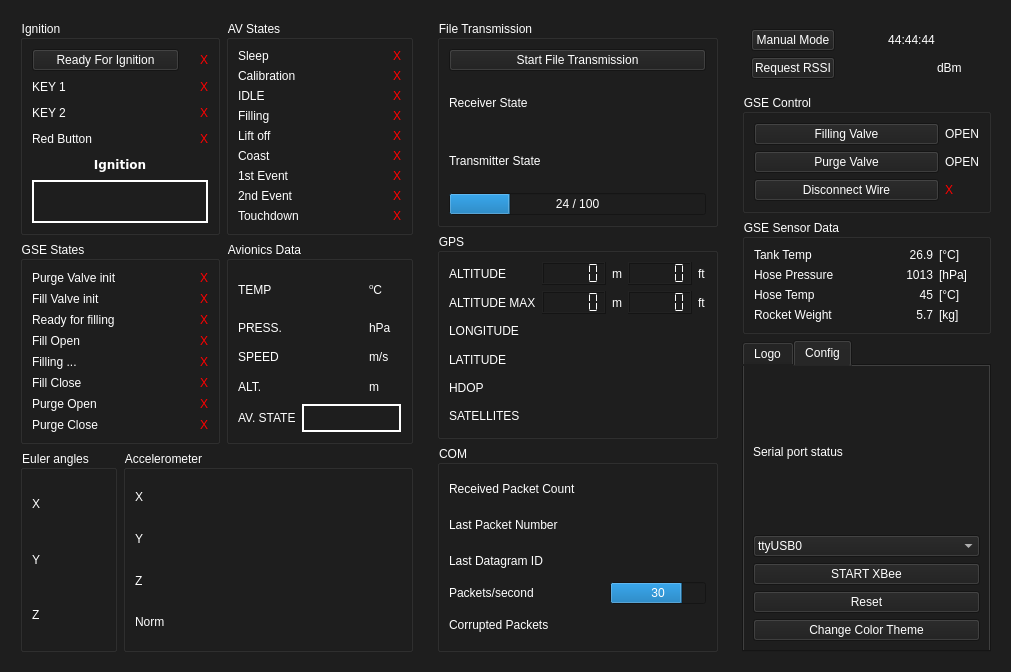
MorgesHAB/ERT2020GS, file UI/ui_file/WasserfallenGUI.ui: the form before one commit.
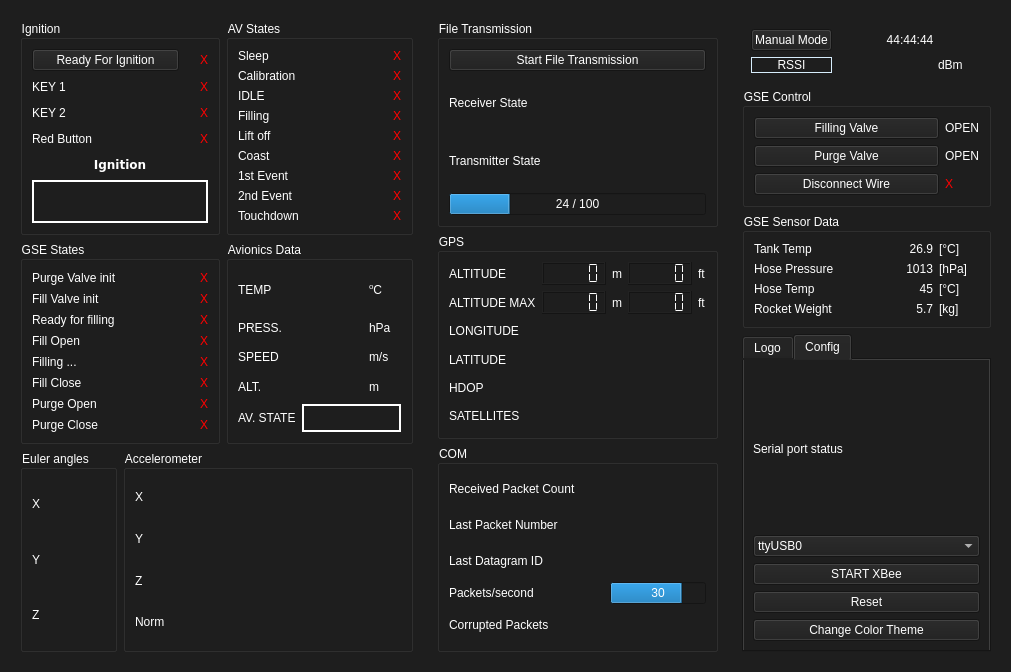
The form after the commit. Icons and pictures are not drawn.

Commit message: RSSI button

Patch:
```diff
--- a/UI/ui_file/WasserfallenGUI.ui
+++ b/UI/ui_file/WasserfallenGUI.ui
@@ -1579,10 +1579,20 @@
       <item>
        <widget class="QWidget" name="upper_widget" native="true">
         <layout class="QGridLayout" name="gridLayout_5">
-         <item row="1" column="3">
-          <widget class="QLabel" name="dbm_label">
+         <item row="0" column="0">
+          <widget class="QPushButton" name="manual_mode_button">
            <property name="text">
-            <string>dBm</string>
+            <string>Manual Mode</string>
+           </property>
+          </widget>
+         </item>
+         <item row="2" column="1" colspan="2">
+          <widget class="QLabel" name="rssi_value_panel">
+           <property name="text">
+            <string/>
+           </property>
+           <property name="alignment">
+            <set>Qt::AlignRight|Qt::AlignTrailing|Qt::AlignVCenter</set>
            </property>
           </widget>
          </item>
@@ -1611,27 +1621,40 @@
            </property>
           </widget>
          </item>
-         <item row="0" column="0">
-          <widget class="QPushButton" name="manual_mode_button">
-           <property name="text">
-            <string>Manual Mode</string>
-           </property>
-          </widget>
-         </item>
-         <item row="1" column="0">
+         <item row="2" column="0">
           <widget class="QPushButton" name="request_rssi">
+           <property name="toolTip">
+            <string>&lt;html&gt;&lt;head/&gt;&lt;body&gt;&lt;p&gt;Get RSSI&lt;/p&gt;&lt;/body&gt;&lt;/html&gt;</string>
+           </property>
+           <property name="styleSheet">
+            <string notr="true">QPushButton{
+qproperty-icon: url(:/assets/rssi.png);
+qproperty-iconSize: 25px;
+font: 14pt &quot;MS Shell Dlg 2&quot;;
+border: 1px solid;
+border-color: rgb(215, 237, 252);
+border-radius: 10px;
+}
+QPushButton:hover {
+background-color: rgb(35, 35, 35); 
+border: 2px solid;
+border-color: rgb(215, 237, 252);
+}
+QPushButton:pressed {
+border: 3px solid;
+border-color: rgb(92, 242, 135);
+}
+</string>
+           </property>
            <property name="text">
-            <string>Request RSSI</string>
+            <string>RSSI</string>
            </property>
           </widget>
          </item>
-         <item row="1" column="1" colspan="2">
-          <widget class="QLabel" name="rssi_value_panel">
+         <item row="2" column="3">
+          <widget class="QLabel" name="dbm_label">
            <property name="text">
-            <string/>
-           </property>
-           <property name="alignment">
-            <set>Qt::AlignRight|Qt::AlignTrailing|Qt::AlignVCenter</set>
+            <string>dBm</string>
            </property>
           </widget>
          </item>
```
Left out of the diff: 34 changed lines with no effect on the pictures.
